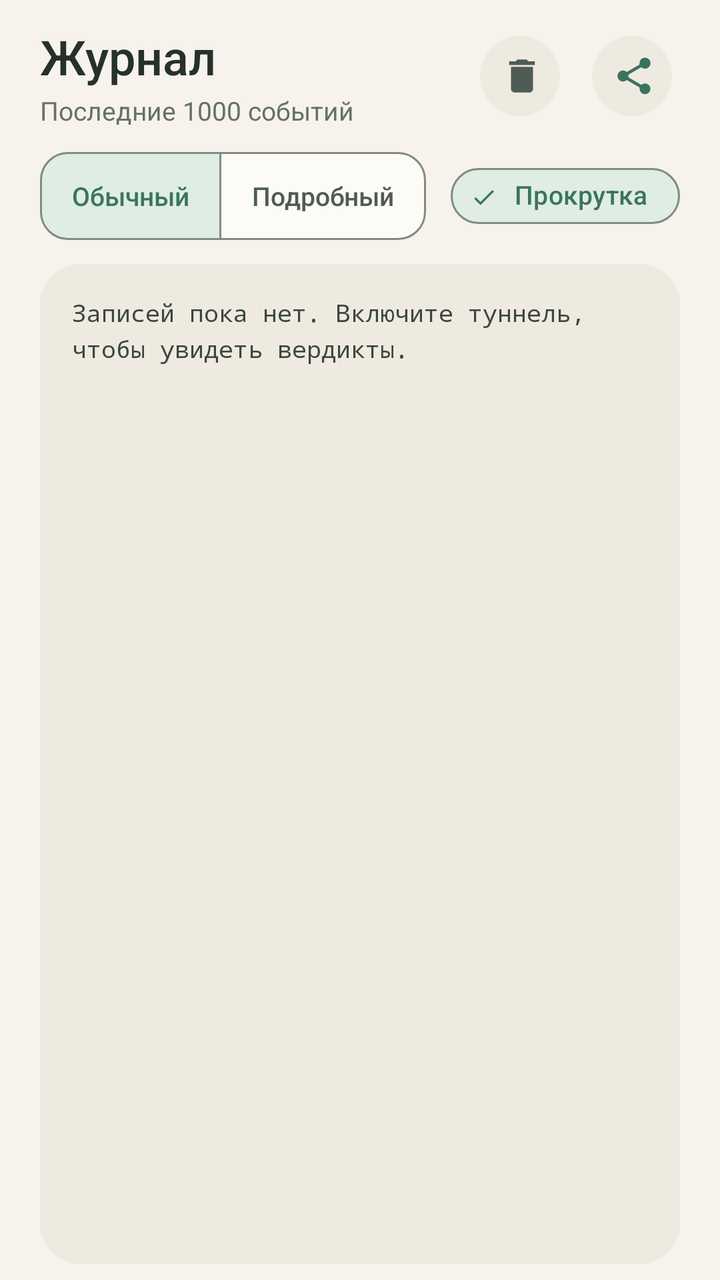
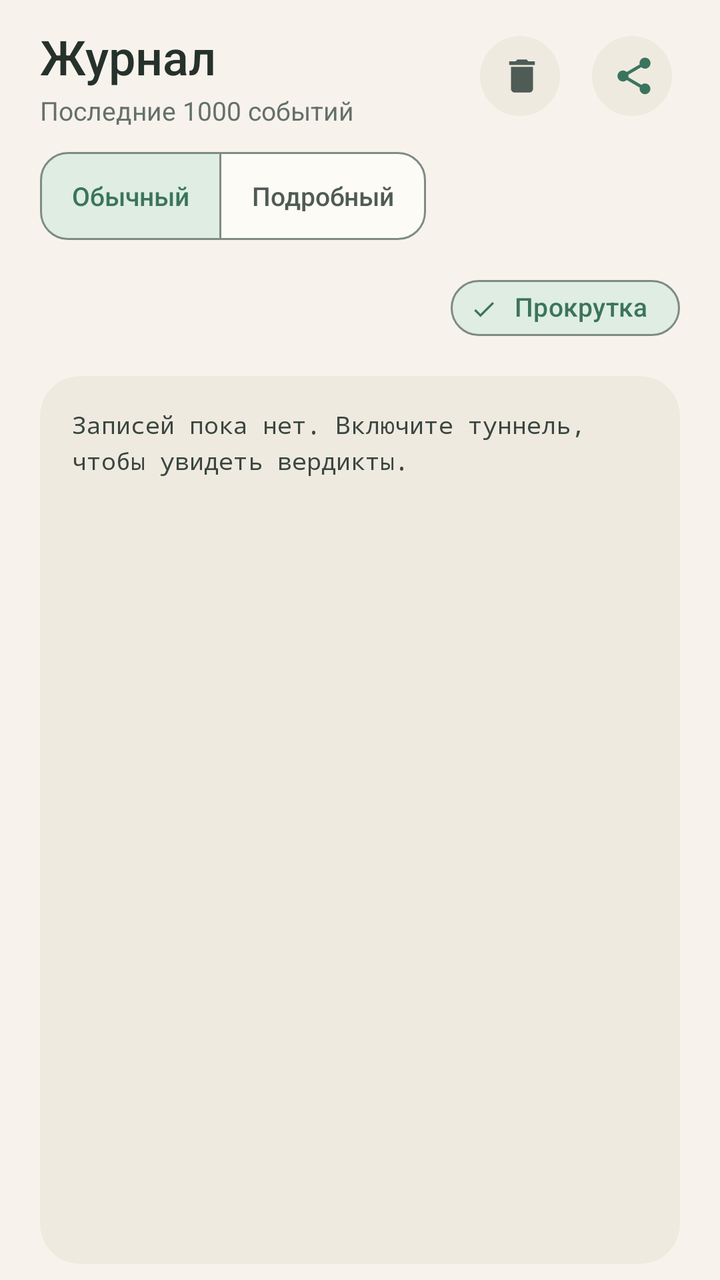

An Android layout rendered at two revisions. The XML below is the earlier revision; the diff shows what the commit changed to produce the second picture.
<!-- AndroidManifest.xml: application theme Theme.Rupas -->
<!-- res/layout/tab_logs.xml -->
<?xml version="1.0" encoding="utf-8"?>
<LinearLayout xmlns:android="http://schemas.android.com/apk/res/android"
    xmlns:app="http://schemas.android.com/apk/res-auto"
    android:id="@+id/tab_logs_root"
    android:layout_width="match_parent"
    android:layout_height="match_parent"
    android:orientation="vertical"
    android:paddingStart="@dimen/space_l"
    android:paddingTop="@dimen/space_s"
    android:paddingEnd="@dimen/space_l"
    android:paddingBottom="@dimen/space_xs"
    android:background="@color/paper">

    <LinearLayout
        android:layout_width="match_parent"
        android:layout_height="wrap_content"
        android:orientation="horizontal"
        android:gravity="center_vertical">

        <LinearLayout
            android:layout_width="0dp"
            android:layout_height="wrap_content"
            android:layout_weight="1"
            android:orientation="vertical">

            <TextView
                android:layout_width="wrap_content"
                android:layout_height="wrap_content"
                android:text="@string/logs_title"
                android:textColor="@color/ink"
                android:textSize="24sp"
                android:fontFamily="sans-serif-medium"
                android:letterSpacing="0" />

            <TextView
                android:layout_width="wrap_content"
                android:layout_height="wrap_content"
                android:layout_marginTop="2dp"
                android:text="@string/logs_subtitle"
                android:textColor="@color/ink_soft"
                android:textSize="13sp"
                android:fontFamily="sans-serif" />
        </LinearLayout>

        <com.google.android.material.button.MaterialButton
            android:id="@+id/btnClearLogs"
            style="@style/Widget.Rupas.IconButton"
            android:layout_width="@dimen/touch_target_min"
            android:layout_height="@dimen/touch_target_min"
            app:icon="@drawable/ic_delete"
            android:contentDescription="@string/logs_clear" />

        <com.google.android.material.button.MaterialButton
            android:id="@+id/btnShareLogs"
            style="@style/Widget.Rupas.IconButton"
            android:layout_width="@dimen/touch_target_min"
            android:layout_height="@dimen/touch_target_min"
            android:layout_marginStart="@dimen/space_xs"
            app:icon="@drawable/ic_share"
            app:iconTint="@color/accent"
            android:contentDescription="@string/logs_share" />
    </LinearLayout>

    <LinearLayout
        android:layout_width="match_parent"
        android:layout_height="wrap_content"
        android:orientation="horizontal"
        android:gravity="center_vertical"
        android:layout_marginTop="@dimen/space_s"
        android:layout_marginBottom="@dimen/space_s">

        <com.google.android.material.button.MaterialButtonToggleGroup
            android:id="@+id/toggleLogLevel"
            android:layout_width="wrap_content"
            android:layout_height="wrap_content"
            app:singleSelection="true"
            app:selectionRequired="true"
            app:checkedButton="@id/btnLogInfo">

            <com.google.android.material.button.MaterialButton
                android:id="@+id/btnLogInfo"
                style="@style/Widget.Rupas.Button.Segment"
                android:layout_width="wrap_content"
                android:layout_height="44dp"
                android:checked="true"
                android:text="@string/logs_filter_info" />

            <com.google.android.material.button.MaterialButton
                android:id="@+id/btnLogDebug"
                style="@style/Widget.Rupas.Button.Segment"
                android:layout_width="wrap_content"
                android:layout_height="44dp"
                android:layout_marginStart="@dimen/space_xs"
                android:text="@string/logs_filter_debug" />
        </com.google.android.material.button.MaterialButtonToggleGroup>

        <View
            android:layout_width="0dp"
            android:layout_height="1dp"
            android:layout_weight="1" />

        <com.google.android.material.chip.Chip
            android:id="@+id/chipAutoscroll"
            style="@style/Widget.Rupas.Chip"
            android:layout_width="wrap_content"
            android:layout_height="44dp"
            android:checked="true"
            android:text="@string/logs_autoscroll" />
    </LinearLayout>

    <androidx.core.widget.NestedScrollView
        android:id="@+id/scrollLogs"
        android:layout_width="match_parent"
        android:layout_height="0dp"
        android:layout_weight="1"
        android:fillViewport="true"
        android:clipToOutline="true"
        android:background="@drawable/bg_panel"
        android:padding="@dimen/space_m"
        android:scrollbars="none">

        <TextView
            android:id="@+id/tvLogsContent"
            android:layout_width="match_parent"
            android:layout_height="wrap_content"
            android:fontFamily="monospace"
            android:text="@string/logs_empty"
            android:textColor="@color/log_text"
            android:textSize="12sp"
            android:lineSpacingExtra="4dp" />
        
    </androidx.core.widget.NestedScrollView>
</LinearLayout>
<!-- resources referenced by this layout -->
<resources>
  <color name="accent">#3B745E</color>
  <color name="ink">#26312C</color>
  <color name="ink_soft">#65706A</color>
  <color name="log_text">#3A4640</color>
  <color name="paper">#F7F3EC</color>
  <dimen name="space_l">20dp</dimen>
  <dimen name="space_m">16dp</dimen>
  <dimen name="space_s">12dp</dimen>
  <dimen name="space_xs">8dp</dimen>
  <dimen name="touch_target_min">48dp</dimen>
  <!-- drawable bg_panel (drawable) -->
  <?xml version="1.0" encoding="utf-8"?>
  <shape xmlns:android="http://schemas.android.com/apk/res/android"
      android:shape="rectangle">
      <solid android:color="@color/paper_3" />
      <corners android:radius="@dimen/radius_panel" />
  </shape>
  <!-- drawable ic_delete (drawable) -->
  <?xml version="1.0" encoding="utf-8"?>
  <vector xmlns:android="http://schemas.android.com/apk/res/android"
      android:width="20dp"
      android:height="20dp"
      android:viewportWidth="24"
      android:viewportHeight="24">
      <path
          android:fillColor="#FFFFFFFF"
          android:pathData="M6,19c0,1.1 0.9,2 2,2h8c1.1,0 2,-0.9 2,-2V7H6v12zM19,4h-3.5l-1,-1h-5l-1,1H5v2h14V4z" />
  </vector>
  <string name="logs_autoscroll">Прокрутка</string>
  <string name="logs_clear">Очистить</string>
  <string name="logs_empty">Записей пока нет. Включите туннель, чтобы увидеть вердикты.</string>
  <string name="logs_filter_debug">Подробный</string>
  <string name="logs_filter_info">Обычный</string>
  <string name="logs_share">Поделиться</string>
  <string name="logs_subtitle">Последние 1000 событий</string>
  <string name="logs_title">Журнал</string>
  <style name="Widget.Rupas.IconButton" parent="Widget.Material3.Button.IconButton">
          <item name="iconSize">22dp</item>
          <item name="iconTint">@color/ink_2</item>
          <item name="backgroundTint">@color/paper_3</item>
          <item name="rippleColor">@color/accent_soft</item>
      </style>
  <color name="paper_3">#EFEAE0</color>
  <dimen name="radius_panel">20dp</dimen>
  <color name="field">#7F8B84</color>
  <dimen name="radius_input">14dp</dimen>
  <dimen name="radius_chip">999dp</dimen>
  <color name="ink_2">#4F5B55</color>
  <color name="accent_soft">#DFEDE2</color>
  <color name="accent_ink">#FAFCF9</color>
  <color name="paper_2">#FDFBF6</color>
  <color name="rule">#E3DDD2</color>
  <color name="danger">#8A4A42</color>
  <color name="danger_soft">#F7E9E6</color>
  <style name="ThemeOverlay.Rupas.Dialog" parent="ThemeOverlay.Material3.MaterialAlertDialog">
          <item name="colorSurface">@color/paper_2</item>
          <item name="colorOnSurface">@color/ink</item>
          <item name="colorPrimary">@color/accent</item>
          <item name="colorOnPrimary">@color/accent_ink</item>
          <item name="android:textColorPrimary">@color/ink</item>
          <item name="android:textColorHint">@color/ink_soft</item>
      </style>
  <style name="Widget.Rupas.BottomNavIndicator" parent="Widget.Material3.BottomNavigationView.ActiveIndicator">
          <item name="android:color">@color/accent_soft</item>
          <item name="android:width">56dp</item>
          <item name="android:height">30dp</item>
      </style>
  <style name="TextAppearance.Rupas.NavLabel" parent="TextAppearance.Material3.LabelMedium">
          <item name="android:textSize">12sp</item>
          <item name="android:letterSpacing">0</item>
          <item name="android:fontFamily">sans-serif-medium</item>
          <item name="android:textAllCaps">false</item>
      </style>
  <!-- unchanged entries left out for length: 5 -->
</resources>

<!-- the commit's change to res/layout/tab_logs.xml (unified diff, before → after) -->
@@ -93,11 +93,15 @@
                 android:layout_marginStart="@dimen/space_xs"
                 android:text="@string/logs_filter_debug" />
         </com.google.android.material.button.MaterialButtonToggleGroup>
+    </LinearLayout>
 
-        <View
-            android:layout_width="0dp"
-            android:layout_height="1dp"
-            android:layout_weight="1" />
+    
+    <LinearLayout
+        android:layout_width="match_parent"
+        android:layout_height="wrap_content"
+        android:orientation="horizontal"
+        android:gravity="end|center_vertical"
+        android:layout_marginBottom="@dimen/space_s">
 
         <com.google.android.material.chip.Chip
             android:id="@+id/chipAutoscroll"
